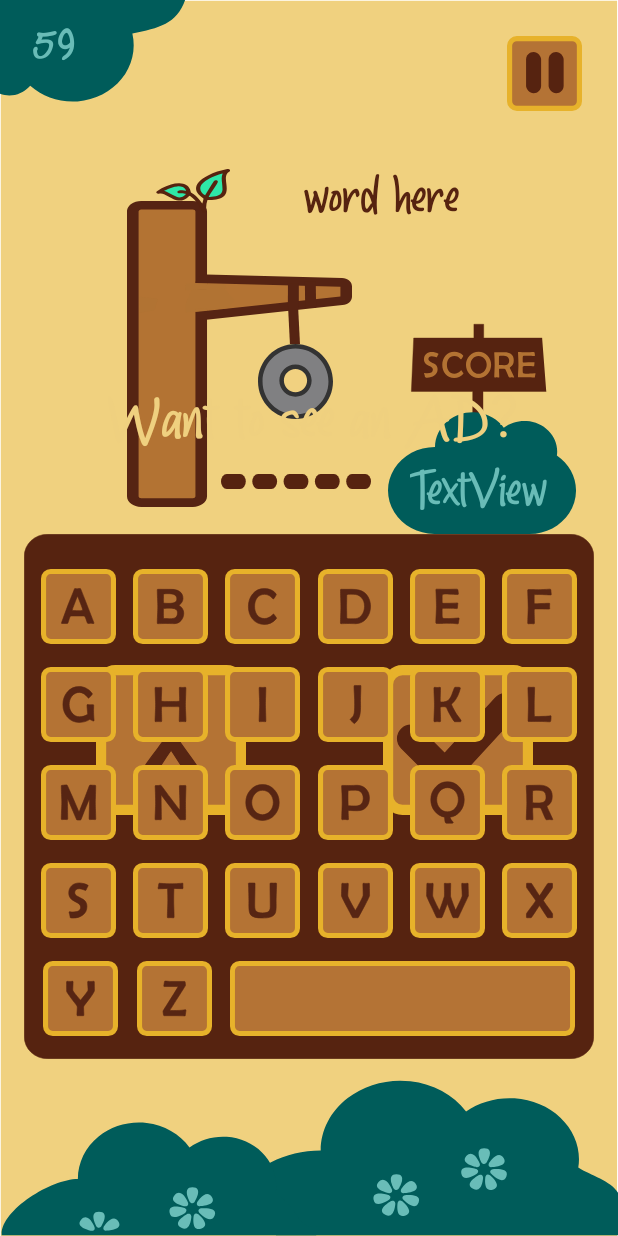
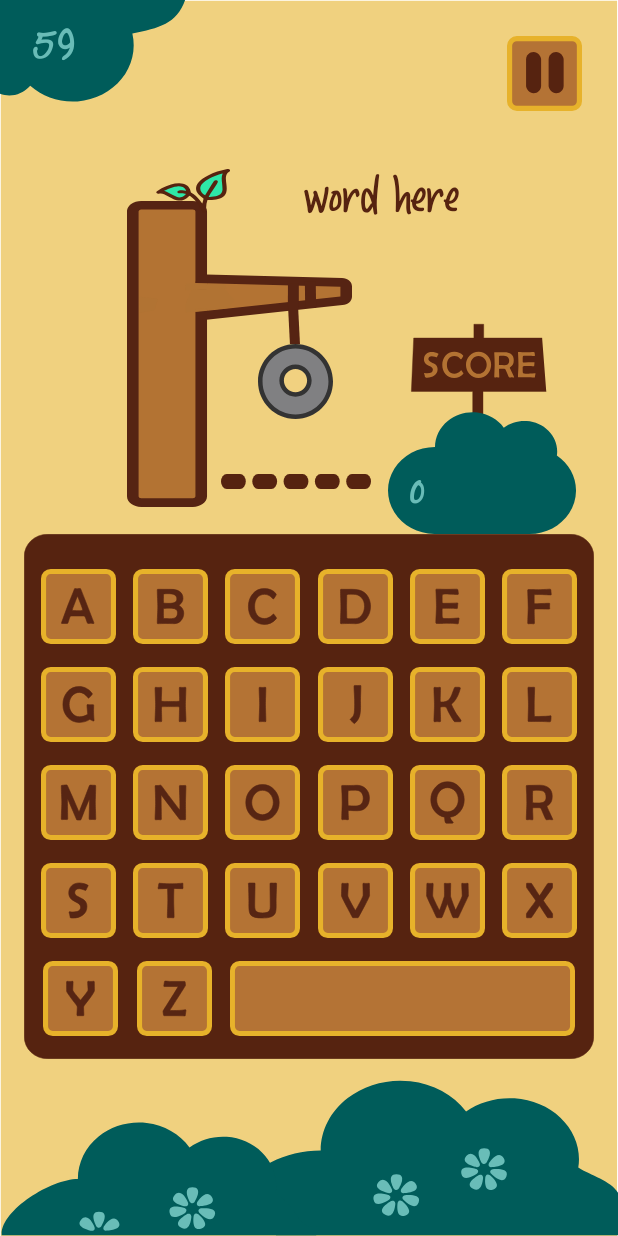
Before and after one commit to EricRuizz/HangIt, an Android app: the GameActivity screen opened directly, with no data from a screen before it, on a phone screen of 412 x 824 dp. Run offline under Robolectric (Android 15) with nearby library versions, the phone set to English and light mode, and no system bars; our stand-ins replace AdMob, Firebase (no records; nobody signed in at launch, a user with empty details on screens opened directly); pictures from the network do not load; 1 statement that could not run was skipped.

Commit message:
updated adds

```diff
--- a/app/src/main/java/com/example/hangit/GameActivity.kt
+++ b/app/src/main/java/com/example/hangit/GameActivity.kt
@@ -5,6 +5,7 @@ import android.app.NotificationChannel
 import android.app.NotificationManager
 import android.content.Context
 import android.content.Intent
+import android.content.SharedPreferences
 import android.os.Build
 import androidx.appcompat.app.AppCompatActivity
 import android.os.Bundle
@@ -19,8 +20,9 @@ import androidx.core.app.NotificationManagerCompat
 import androidx.core.view.forEach
 import com.example.hangit.databinding.ActivityGameBinding
 import com.example.hangit.hangman.*
-import com.google.android.gms.ads.AdRequest
-import com.google.android.gms.ads.MobileAds
+import com.google.android.gms.ads.*
+import com.google.android.gms.ads.interstitial.InterstitialAd
+import com.google.android.gms.ads.interstitial.InterstitialAdLoadCallback
 import com.google.firebase.firestore.FirebaseFirestore
 import retrofit2.Call
 import retrofit2.Callback
@@ -45,14 +47,15 @@ class GameActivity : AppCompatActivity() {
     private var gameOver: Boolean = false
     private var hasSeenAd: Boolean = false
     private var notificationOn: Boolean = false
+    private var ad: InterstitialAd? = null
     private var score: Int = 0
 
     //private lateinit var timer: Timer
     private lateinit var timer: CountDownTimer
     private var millisLeft: Long = 0
 
-    val shared = PreferenceManager.getDefaultSharedPreferences(this)
-    val editor = shared.edit()
+    lateinit var shared: SharedPreferences
+    lateinit var editor: SharedPreferences.Editor
 
     companion object {
         const val CHANNEL_ID = "NOTIFICATIONS_CHANNEL_GAME"
@@ -61,11 +64,15 @@ class GameActivity : AppCompatActivity() {
     override fun onCreate(savedInstanceState: Bundle?) {
 
         score = 0
-        binding.scoreText.text = score.toString()
 
         binding = ActivityGameBinding.inflate(layoutInflater)
         super.onCreate(savedInstanceState)
         setContentView(binding.root)
+
+        binding.scoreText.text = score.toString()
+
+        shared = PreferenceManager.getDefaultSharedPreferences(this)
+        editor = shared.edit()
 
         //Create channel notifications
         if (Build.VERSION.SDK_INT >= Build.VERSION_CODES.O) {
@@ -86,7 +93,7 @@ class GameActivity : AppCompatActivity() {
         binding.pauseMenu.setVisibility(View.GONE)
 
         val retrofit = Retrofit.Builder()
-            .baseUrl("http://hangman.enti.cat:5002")
+            .baseUrl("http://hangman.enti.cat:5002/")
             .addConverterFactory(GsonConverterFactory.create())
             .build()
 
@@ -388,12 +395,28 @@ class GameActivity : AppCompatActivity() {
                                     hasSeenAd = true
                                     binding.adMenu.setVisibility(View.VISIBLE)
                                     binding.acceptAdButton.setOnClickListener {
-                                        binding.gameAdView.setVisibility(View.VISIBLE)
-                                        MobileAds.initialize(this@GameActivity)
                                         val request = AdRequest.Builder().build()
-                                        binding.gameAdView.loadAd(request)
-                                        //Quan acaba
-                                        binding.gameAdView.setVisibility(View.GONE)
+                                        val adRequest = AdRequest.Builder().build()
+                                        InterstitialAd.load(this@GameActivity, "ca-app-pub-3940256099942544/1033173712",
+                                            adRequest, object : InterstitialAdLoadCallback() {
+                                                override fun onAdFailedToLoad(p0: LoadAdError) {
+                                                    ad = null
+                                                }
+
+                                                override fun onAdLoaded(loadedAd: InterstitialAd) {
+                                                    ad = loadedAd
+                                                }
+                                            })
+                                        ad?.fullScreenContentCallback = object : FullScreenContentCallback() {
+
+                                            override fun onAdShowedFullScreenContent() {
+                                                ad = null
+                                            }
+                                        }
+                                        ad?.apply {
+                                            show(this@GameActivity)
+                                        }
+
                                         failGuess--
                                     }
                                     binding.notAcceptAdButton.setOnClickListener {
--- a/app/src/main/res/layout/activity_game.xml
+++ b/app/src/main/res/layout/activity_game.xml
@@ -568,7 +568,8 @@
     <androidx.constraintlayout.widget.ConstraintLayout
         android:id="@+id/adMenu"
         android:layout_width="match_parent"
-        android:layout_height="match_parent">
+        android:layout_height="match_parent"
+        android:visibility="gone">
 
         <Button
             android:id="@+id/acceptAdButton"
@@ -635,18 +636,6 @@
             app:layout_constraintTop_toTopOf="@+id/bg"
             app:layout_constraintVertical_bias="0.32999998" />
 
-        <com.google.android.gms.ads.AdView
-            android:id="@+id/gameAdView"
-            android:layout_width="wrap_content"
-            android:layout_height="wrap_content"
-            android:visibility="invisible"
-            app:adSize="MEDIUM_RECTANGLE"
-            app:adUnitId="ca-app-pub-3940256099942544/6300978111"
-            app:layout_constraintBottom_toBottomOf="parent"
-            app:layout_constraintEnd_toEndOf="parent"
-            app:layout_constraintStart_toStartOf="parent"
-            app:layout_constraintTop_toTopOf="@+id/bg"
-            app:layout_constraintVertical_bias="0.64" />
     </androidx.constraintlayout.widget.ConstraintLayout>
 
     <androidx.constraintlayout.widget.ConstraintLayout
@@ -654,7 +643,7 @@
         android:layout_width="match_parent"
         android:layout_height="match_parent"
         android:background="@drawable/hangit_pause_1"
-        android:visibility="invisible"
+        android:visibility="gone"
         tools:layout_editor_absoluteX="0dp"
         tools:layout_editor_absoluteY="0dp">
 
```
